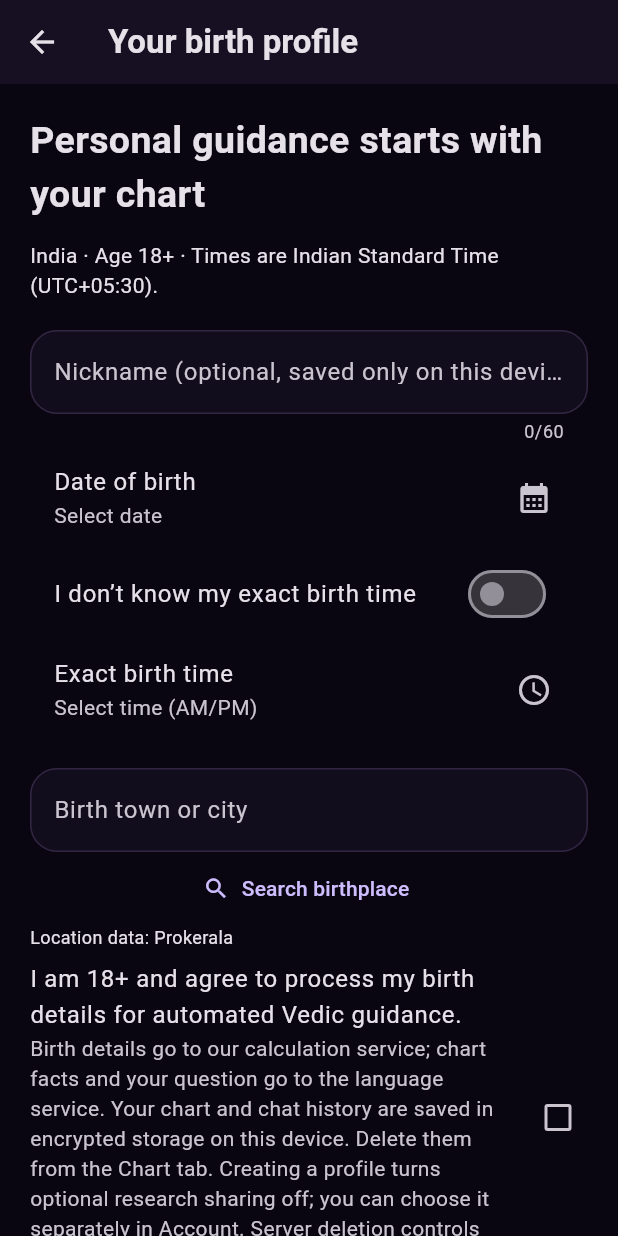
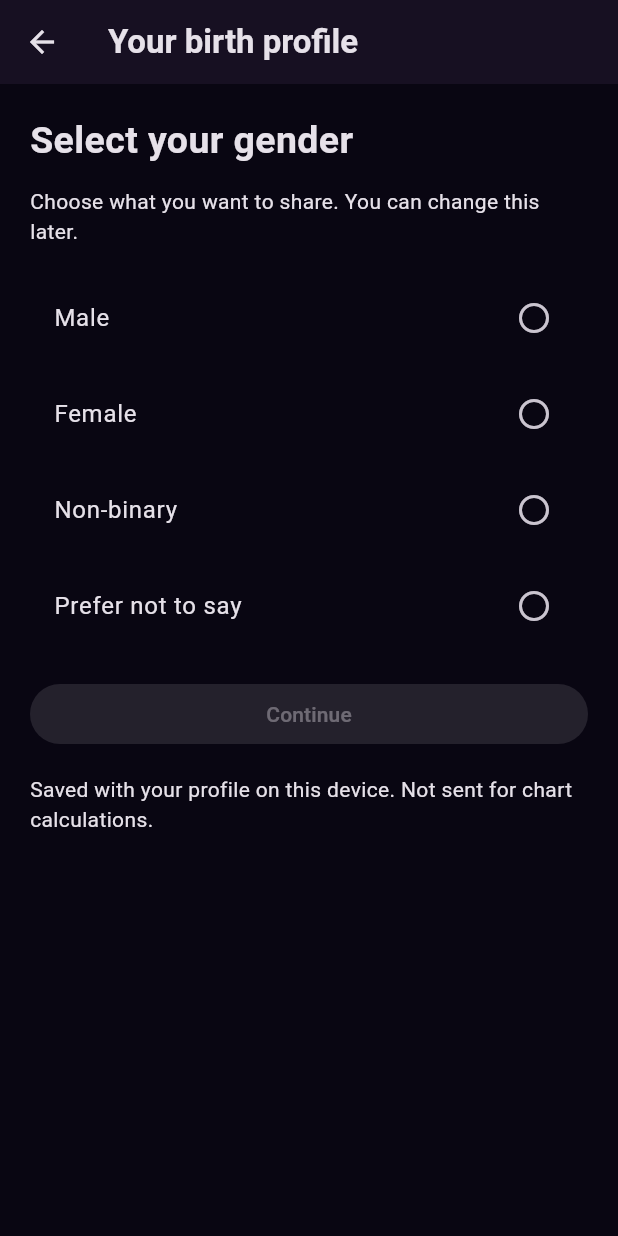
Before and after one commit to innovfix123/JYOTARA, a Flutter app: the BirthForm screen opened directly, on a phone screen of 412 x 824 dp. Run offline on Flutter 3.47's test engine with Material 3 defaults, Android fonts, the phone set to English and light mode, and no system bars; our stand-ins replace flutter_secure_storage, shared_preferences; accounts and stored records are empty.

Commit message:
Add explicit gender selection with compatible local profile storage

```diff
--- a/apps/mobile/lib/birth_form.dart
+++ b/apps/mobile/lib/birth_form.dart
@@ -4,6 +4,7 @@ import 'services/adult_birth_date.dart';
 import 'services/profile_session.dart';
 import 'services/jyotara_api.dart';
 import 'services/ui_language.dart';
+import 'services/profile_gender.dart';
 
 class BirthForm extends StatefulWidget {
   const BirthForm({super.key, required this.session});
@@ -15,6 +16,8 @@ class BirthForm extends StatefulWidget {
 class _BirthFormState extends State<BirthForm> {
   final _placeQuery = TextEditingController();
   final _nickname = TextEditingController();
+  ProfileGender? _gender;
+  bool _showGender = false;
   DateTime? _date;
   TimeOfDay? _time;
   bool _unknown = false, _consent = false, _busy = false, _searching = false;
@@ -27,6 +30,8 @@ class _BirthFormState extends State<BirthForm> {
   void initState() {
     super.initState();
     _nickname.text = widget.session.nickname;
+    _gender = widget.session.gender;
+    _showGender = _gender == null && widget.session.birthInput == null;
     final saved = widget.session.birthInput;
     if (saved == null) return;
     final stamp = saved.indiaDateTime;
@@ -89,6 +94,10 @@ class _BirthFormState extends State<BirthForm> {
 
   Future<void> _calculate() async {
     if (_busy) return;
+    if (_gender == null) {
+      setState(() => _showGender = true);
+      return;
+    }
     if (_date == null ||
         (!_unknown && _time == null) ||
         _place == null ||
@@ -113,6 +122,7 @@ class _BirthFormState extends State<BirthForm> {
         longitude: (_place![7] as num).toDouble(),
         exactTime: !_unknown,
         nickname: _nickname.text,
+        gender: _gender,
         birthplaceLabel: _place![0] == 'saved'
             ? widget.session.birthplaceLabel
             : '${_place![1]}, ${_place![2]}',
@@ -134,11 +144,54 @@ class _BirthFormState extends State<BirthForm> {
 
   @override
   Widget build(BuildContext context) {
+    if (_showGender) {
+      return Scaffold(
+        appBar: AppBar(title: const UiText('Your birth profile')),
+        body: ListView(
+          key: const ValueKey('gender-step-list'),
+          padding: const EdgeInsets.all(20),
+          children: [
+            const UiText('Select your gender',
+                style: TextStyle(fontSize: 25, fontWeight: FontWeight.bold)),
+            const SizedBox(height: 12),
+            const UiText('Choose what you want to share. You can change this later.'),
+            const SizedBox(height: 20),
+            for (final option in ProfileGender.values)
+              Padding(
+                padding: const EdgeInsets.only(bottom: 8),
+                child: Semantics(
+                  selected: _gender == option,
+                  child: ListTile(
+                    key: ValueKey('gender-${option.value}'),
+                    title: UiText(option.label),
+                    selected: _gender == option,
+                    trailing: Icon(_gender == option
+                        ? Icons.radio_button_checked
+                        : Icons.radio_button_unchecked),
+                    onTap: () => setState(() => _gender = option),
+                  ),
+                ),
+              ),
+            const SizedBox(height: 12),
+            FilledButton(
+              key: const ValueKey('gender-continue'),
+              onPressed: _gender == null
+                  ? null
+                  : () => setState(() => _showGender = false),
+              child: const UiText('Continue'),
+            ),
+            const SizedBox(height: 16),
+            const UiText('Saved with your profile on this device. Not sent for chart calculations.'),
+          ],
+        ),
+      );
+    }
     return PopScope(
       canPop: !_busy,
       child: Scaffold(
         appBar: AppBar(title: const UiText('Your birth profile')),
         body: ListView(
+          key: const ValueKey('birth-details-list'),
           padding: const EdgeInsets.all(20),
           children: [
             const UiText(
@@ -166,6 +219,13 @@ class _BirthFormState extends State<BirthForm> {
                   'Nickname (optional, saved only on this device)',
                 ),
               ),
+            ),
+            ListTile(
+              key: const ValueKey('edit-gender'),
+              title: const UiText('Gender'),
+              subtitle: UiText(_gender?.label ?? 'Not selected'),
+              trailing: const Icon(Icons.edit_outlined),
+              onTap: _busy ? null : () => setState(() => _showGender = true),
             ),
             ListTile(
               title: const UiText('Date of birth'),
--- /dev/null
+++ b/apps/mobile/lib/services/profile_gender.dart
@@ -0,0 +1,19 @@
+/// User-supplied profile information, not an inferred chart attribute.
+enum ProfileGender {
+  male('male', 'Male'),
+  female('female', 'Female'),
+  nonBinary('non_binary', 'Non-binary'),
+  preferNotToSay('prefer_not_to_say', 'Prefer not to say');
+
+  const ProfileGender(this.value, this.label);
+  final String value;
+  final String label;
+
+  static ProfileGender? fromStored(Object? value) {
+    for (final gender in values) {
+      if (gender.value == value) return gender;
+    }
+    // Missing/unknown metadata never invalidates an otherwise valid old chart.
+    return null;
+  }
+}
--- a/apps/mobile/lib/services/profile_session.dart
+++ b/apps/mobile/lib/services/profile_session.dart
@@ -12,6 +12,7 @@ import 'local_profile_vault.dart';
 import 'chart_instant.dart';
 import 'birth_profile_input.dart';
 import 'guidance_message.dart';
+import 'profile_gender.dart';
 
 /// Owns one chart and API session for all specialist guides.
 class ProfileSession extends ChangeNotifier {
@@ -50,6 +51,7 @@ class ProfileSession extends ChangeNotifier {
       'session': _api.sessionForStorage,
       'profileKey': _profileKey,
       'nickname': nickname,
+      'gender': gender?.value,
       'birthplaceLabel': birthplaceLabel,
       'raw': _raw,
       'birthTimeKnown': birthTimeKnown,
@@ -187,6 +189,7 @@ class ProfileSession extends ChangeNotifier {
       _facts = restoredFacts;
       _profileKey = saved['profileKey'];
       nickname = _displayValue(saved['nickname'], 60) ?? '';
+      gender = ProfileGender.fromStored(saved['gender']);
       birthplaceLabel = _displayValue(saved['birthplaceLabel'], 160);
       birthTimeKnown = known;
       calculatedAt = timestamp;
@@ -219,6 +222,7 @@ class ProfileSession extends ChangeNotifier {
 
   String? _profileKey;
   String nickname = '';
+  ProfileGender? gender;
   String? birthplaceLabel;
   BirthProfileInput? get birthInput => BirthProfileInput.fromKey(_profileKey);
   static String? _displayValue(dynamic value, int max) =>
@@ -385,6 +389,7 @@ class ProfileSession extends ChangeNotifier {
     required bool exactTime,
     String? nickname,
     String? birthplaceLabel,
+    ProfileGender? gender,
   }) async {
     if (deleting || _deletionCapability != null) {
       throw const JyotaraApiException(
@@ -412,6 +417,7 @@ class ProfileSession extends ChangeNotifier {
       await renewChatAccess();
       if (savedRevision != _revision) throw const JyotaraApiException('Your profile changed while chat access was being renewed.');
       if (nickname != null) this.nickname = nickname.trim();
+      if (gender != null) this.gender = gender;
       if (birthplaceLabel != null) {
         this.birthplaceLabel = birthplaceLabel.trim();
       }
@@ -462,9 +468,11 @@ class ProfileSession extends ChangeNotifier {
         _requestIds.clear();
         _requestContexts.clear();
         this.nickname = '';
+        this.gender = null;
         this.birthplaceLabel = null;
       }
       if (nickname != null) this.nickname = nickname.trim();
+      if (gender != null) this.gender = gender;
       if (birthplaceLabel != null) {
         this.birthplaceLabel = birthplaceLabel.trim();
       }
@@ -685,6 +693,7 @@ class ProfileSession extends ChangeNotifier {
     _raw = null;
     _profileKey = null;
     nickname = '';
+    gender = null;
     birthplaceLabel = null;
     calculatedAt = null;
     profileRequestUnconfirmed = false;
--- a/apps/mobile/lib/services/ui_language.dart
+++ b/apps/mobile/lib/services/ui_language.dart
@@ -79,6 +79,17 @@ class UiText extends StatelessWidget {
 // Incremental catalogue. Missing strings stay visible in English; this is not
 // a claim of complete localisation until all screens and dialogs are covered.
 const tamilUi = <String, String>{
+  'Continue': 'தொடரவும்',
+  'Select your gender': 'உங்கள் பாலினத்தைத் தேர்ந்தெடுக்கவும்',
+  'Choose what you want to share. You can change this later.': 'நீங்கள் பகிர விரும்புவதைத் தேர்ந்தெடுக்கவும். பின்னர் இதை மாற்றலாம்.',
+  'Male': 'ஆண்',
+  'Female': 'பெண்',
+  'Non-binary': 'ஆண் அல்லது பெண் என அடையாளப்படுத்தாதவர்',
+  'Prefer not to say': 'பகிர விரும்பவில்லை',
+  'Gender': 'பாலினம்',
+  'Not selected': 'தேர்ந்தெடுக்கப்படவில்லை',
+  'Saved with your profile on this device. Not sent for chart calculations.': 'இந்தச் சாதனத்தில் உங்கள் விவரங்களுடன் சேமிக்கப்படும். ஜாதகக் கணக்கீட்டுக்கு அனுப்பப்படாது.',
+
   'These periods belong to the saved calculation date. New chat answers check the current period separately.': 'இவை சேமித்த கணக்கீட்டுத் தேதிக்கான தசை–புக்திகள். புதிய உரையாடல் பதில்களுக்கு நடப்புக் காலம் தனியாகச் சரிபார்க்கப்படும்.',
   'Navamsa (D9)': 'நவாம்சம் (D9)',
   'Rasi chart · South Indian layout': 'ராசிக் கட்டம் · தென்னிந்திய முறை',
```
Also changed, not shown: 4 other files.
